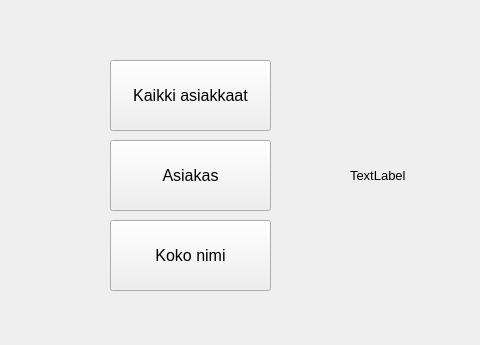
The window that qt_frontend/mainwindow.ui (Rauta-Matti/qt_example) describes before a commit, drawn with Qt 5; both pictures show x 0 to 480 and y 0 to 345 of the 800 by 600 pixel window.
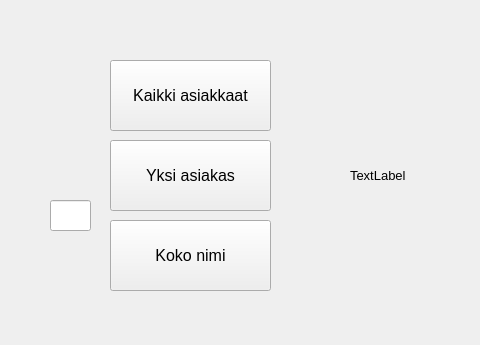
The same window after the commit.

Commit message: get examples ready

```diff
--- a/qt_frontend/mainwindow.ui
+++ b/qt_frontend/mainwindow.ui
@@ -10,8 +10,10 @@
     <height>600</height>
    </rect>
   </property>
-  <property name="windowTitle">
-   <string>MainWindow</string>
+  <property name="font">
+   <font>
+    <pointsize>12</pointsize>
+   </font>
   </property>
   <widget class="QWidget" name="centralwidget">
    <widget class="QPushButton" name="btnGetFullName">
@@ -47,7 +49,7 @@
      </font>
     </property>
     <property name="text">
-     <string>Asiakas</string>
+     <string>Yksi asiakas</string>
     </property>
    </widget>
    <widget class="QPushButton" name="btnGetAllPersons">
@@ -86,6 +88,19 @@
      <string>TextLabel</string>
     </property>
    </widget>
+   <widget class="QLineEdit" name="lineEditid">
+    <property name="geometry">
+     <rect>
+      <x>50</x>
+      <y>200</y>
+      <width>41</width>
+      <height>31</height>
+     </rect>
+    </property>
+    <property name="cursor">
+     <cursorShape>IBeamCursor</cursorShape>
+    </property>
+   </widget>
   </widget>
   <widget class="QMenuBar" name="menubar">
    <property name="geometry">
```
Left out of the diff: 2 changed lines with no effect on the pictures. The commit also changes 2 other files.
